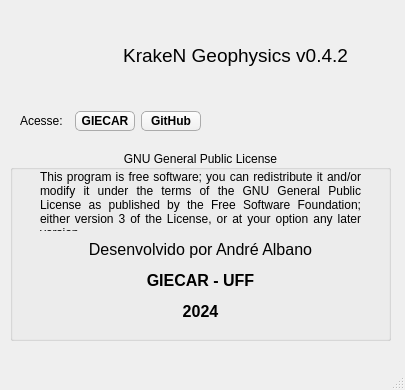
This is src/interface/about.ui in albano-a/GradPress as Qt 5 draws it before an edit. The edited form follows.
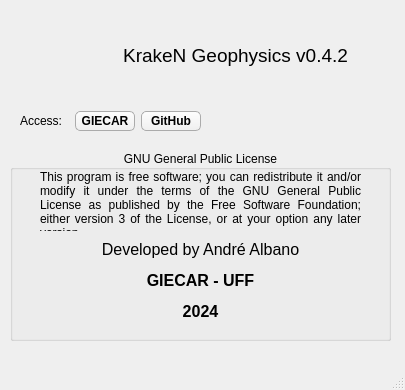
This is the edited form. Icons and pictures are not drawn.

Diff of the .ui file:
```diff
--- a/src/interface/about.ui
+++ b/src/interface/about.ui
@@ -99,7 +99,7 @@
       </rect>
      </property>
      <property name="text">
-      <string>&lt;html&gt;&lt;head/&gt;&lt;body&gt;&lt;p align=&quot;center&quot;&gt;&lt;span style=&quot; font-size:12pt;&quot;&gt;Desenvolvido por André Albano&lt;/span&gt;&lt;/p&gt;&lt;p align=&quot;center&quot;&gt;&lt;span style=&quot; font-size:12pt; font-weight:600;&quot;&gt;GIECAR - UFF&lt;/span&gt;&lt;/p&gt;&lt;p align=&quot;center&quot;&gt;&lt;span style=&quot; font-size:12pt; font-weight:600;&quot;&gt;2024&lt;/span&gt;&lt;/p&gt;&lt;/body&gt;&lt;/html&gt;</string>
+      <string>&lt;html&gt;&lt;head/&gt;&lt;body&gt;&lt;p align=&quot;center&quot;&gt;&lt;span style=&quot; font-size:12pt;&quot;&gt;Developed by André Albano&lt;/span&gt;&lt;/p&gt;&lt;p align=&quot;center&quot;&gt;&lt;span style=&quot; font-size:12pt; font-weight:600;&quot;&gt;GIECAR - UFF&lt;/span&gt;&lt;/p&gt;&lt;p align=&quot;center&quot;&gt;&lt;span style=&quot; font-size:12pt; font-weight:600;&quot;&gt;2024&lt;/span&gt;&lt;/p&gt;&lt;/body&gt;&lt;/html&gt;</string>
      </property>
     </widget>
     <widget class="QLabel" name="label_4">
@@ -119,7 +119,7 @@
      </property>
     </widget>
    </widget>
-   <widget class="QWidget" name="">
+   <widget class="QWidget" name="layoutWidget">
     <property name="geometry">
      <rect>
       <x>20</x>
@@ -132,7 +132,7 @@
      <item>
       <widget class="QLabel" name="label_3">
        <property name="text">
-        <string>Acesse:</string>
+        <string>Access:</string>
        </property>
       </widget>
      </item>
```
Left out of the diff: 4 changed lines with no effect on the pictures.
